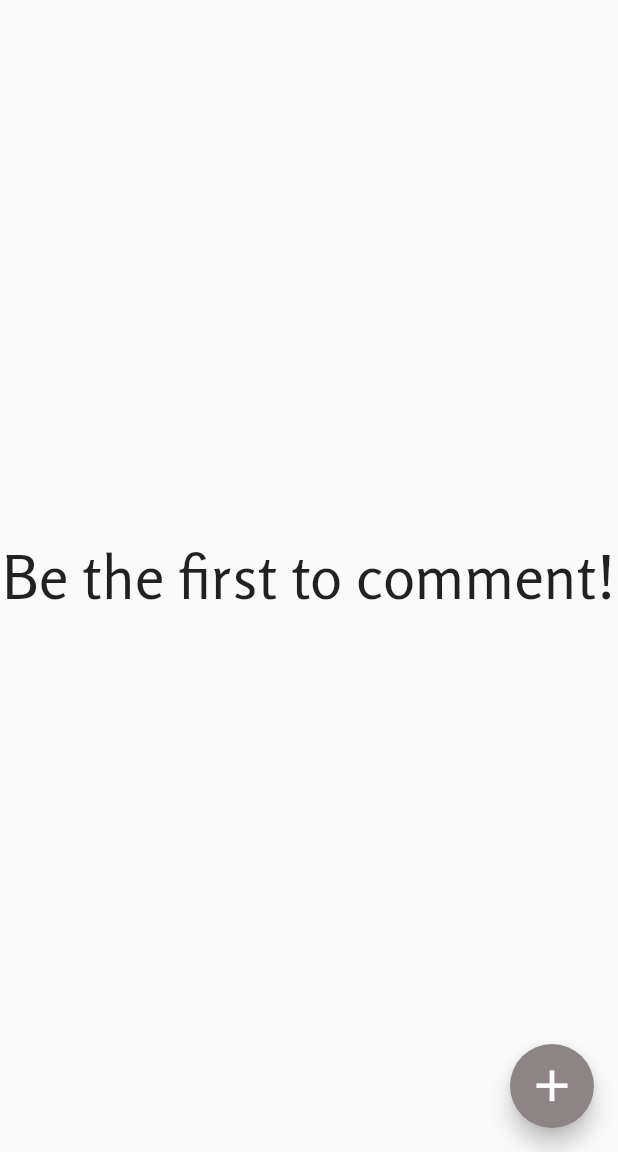
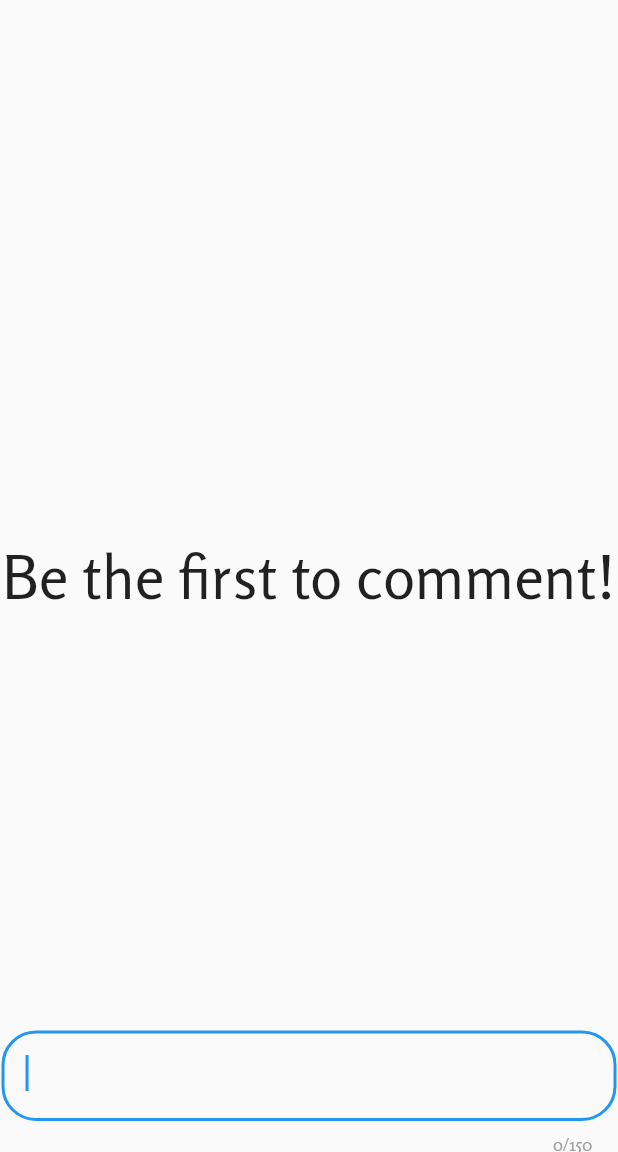
Before and after one commit to AmTeja/SchattyApp, a Flutter app: the CommentsPage screen opened directly with empty values, on a phone screen of 412 x 824 dp, the part 84-1236 px from its top. Run offline on Flutter 3.47's test engine with Material 2 defaults, Android fonts, the phone set to English and light mode, and no system bars; drawn by our look-alikes of overlay_support; our stand-ins replace animated_text_kit, cached_network_image, cloud_firestore, file_picker, firebase_auth, firebase_crashlytics and 15 more; missing offline and left inert: achievement_view, firebase_admob, share_extend, tiktoklikescroller, time_machine; accounts and stored records are empty; network calls fail; statements that could not run were skipped.

Commit message:
Commit (18-08-2020)

```diff
--- a/lib/helper/constants.dart
+++ b/lib/helper/constants.dart
@@ -4,5 +4,7 @@ class Constants {
   static String ownerName = "";
   static String ownerEmail = "";
   static String ownerUid = "";
+  static String ownerProfileUrl = "";
+
   static PageController pageController;
 }
--- a/lib/views/Chatroom/ChatTile.dart
+++ b/lib/views/Chatroom/ChatTile.dart
@@ -70,7 +70,7 @@ class ChatRoomTile extends StatelessWidget {
 
     return (lastMessageDetails != null || lastMessage == "") && !archivedChat
         ? Slidable(
-            key: Key("slidable"),
+            key: Key(username),
             actionPane: SlidableDrawerActionPane(),
             actionExtentRatio: 0.25,
             child: InkWell(
--- a/lib/views/Feed/CommentsPage.dart
+++ b/lib/views/Feed/CommentsPage.dart
@@ -74,44 +74,77 @@ class _CommentsPageState extends State<CommentsPage> {
               : SizedBox(),
         ],
       ),
-      floatingActionButton: FloatingActionButton(
-        onPressed: () {
-          showCommentBox(context);
-        },
-        child: Icon(
-          Icons.add,
-          size: 35,
-        ),
-      ),
-      body: Container(
-        child: StreamBuilder(
+//      floatingActionButton: FloatingActionButton(
+//        onPressed: () {
+//          showCommentBox(context);
+//        },
+//        child: Icon(
+//          Icons.add,
+//          size: 35,
+//        ),
+//      ),
+      body: SafeArea(
+        bottom: true,
+        child: Stack(
+          children: [
+            StreamBuilder(
               stream: commentSnap,
               builder: (context, snapshot) {
-            if (snapshot.hasError) return Text("Error: ${snapshot.hasError}");
-            if (!snapshot.hasData)
+                if (snapshot.hasError)
+                  return Text("Error: ${snapshot.hasError}");
+                if (!snapshot.hasData) {
                   return Center(
                       child: Text(
                     "Be the first to comment!",
                     style: TextStyle(fontSize: 40),
                   ));
+                }
                 return snapshot.data.documents.length != 0
-                ? ListView.builder(
+                    ? Expanded(
+                        child: ListView.builder(
                             itemCount: snapshot.data.documents.length,
                             itemBuilder: (context, index) {
                               return CommentTile(
                                 context,
                                 snapshot.data.documents[index].data['photoURL'],
                                 snapshot.data.documents[index].data['username'],
-                        snapshot.data.documents[index].data['commentId'],
+                                snapshot
+                                    .data.documents[index].data['commentId'],
                                 snapshot.data.documents[index].data['comment'],
                               );
-                    })
+                            }),
+                      )
                     : Center(
                         child: Text(
                         "Be the first to comment!",
                         style: TextStyle(fontSize: 40),
                       ));
               },
+            ),
+            Positioned(
+              bottom: 1,
+              left: 1,
+              right: 1,
+              child: Container(
+                color: Colors.transparent,
+                height: 80,
+                child: Form(
+                  child: TextFormField(
+                    autofocus: true,
+                    style: TextStyle(fontSize: 20),
+                    decoration: InputDecoration(
+                        contentPadding: EdgeInsets.all(16),
+                        border: OutlineInputBorder(
+                            borderRadius: BorderRadius.circular(23))),
+                    textCapitalization: TextCapitalization.sentences,
+                    controller: commentTEC,
+                    maxLines: 3,
+                    maxLength: 150,
+                  ),
+                ),
+              ),
+            )
+          ],
         ),
       ),
     );
--- a/lib/views/Feed/Post.dart
+++ b/lib/views/Feed/Post.dart
@@ -124,6 +124,7 @@ class _PostContentState extends State<PostContent> {
   Widget newBody() {
     return Scaffold(
       appBar: AppBar(
+        title: Text("Add a post"),
         backgroundColor: !widget.isDark ? Color(0xFF7ED9F1) : Colors.black,
       ),
       body: GestureDetector(
```
Also changed, not shown: lib/views/Chatroom/MainChatScreenInstance.dart (+68 -64 lines), lib/views/Chatroom/MainChatsRoom.dart (+8 -8 lines), lib/views/Feed/BuildContent.dart (+12 -12 lines), lib/views/Feed/FeedPage.dart (+35 -5 lines), lib/views/Settings/SettingsView.dart (+0 -31 lines). Lines whose indentation alone changed are shown as unchanged.
